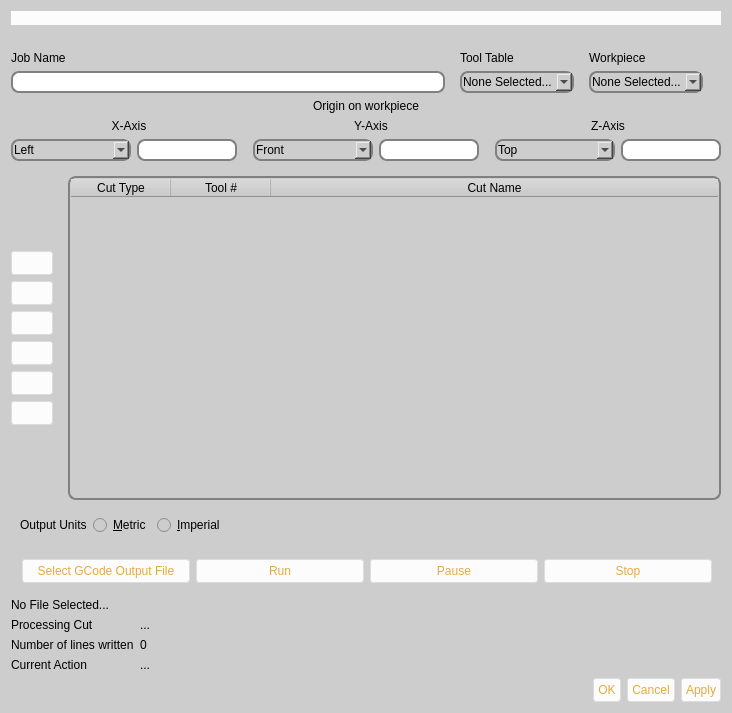
The window that buildbotics/resources/ui/createjob.ui (DougCoffland/FreeCADGCodeWB) describes before a commit, drawn with Qt 5.
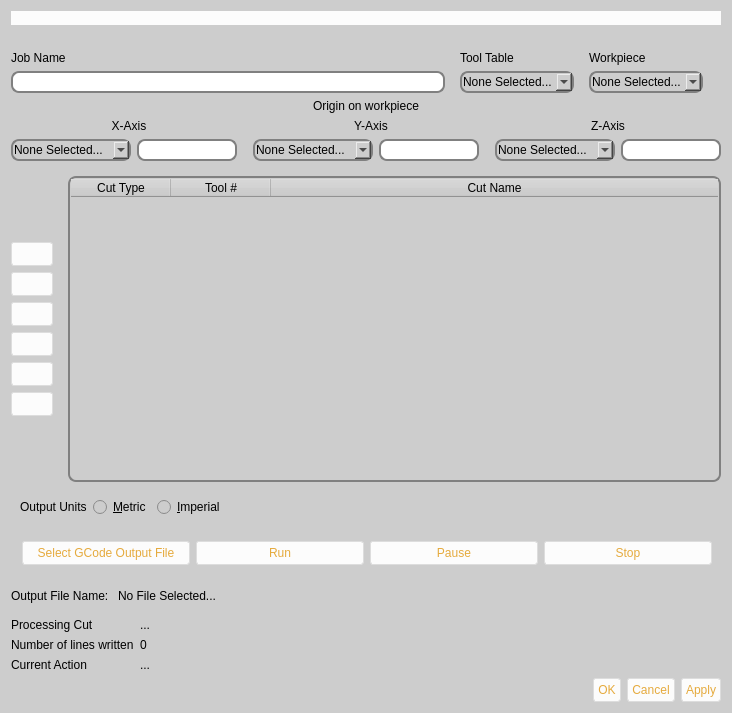
The same window after the commit. Icons and pictures are not drawn.

Commit message: implemented gcode output file and buttons

What changed in the file:
```diff
--- a/buildbotics/resources/ui/createjob.ui
+++ b/buildbotics/resources/ui/createjob.ui
@@ -781,6 +781,11 @@
                     <property name="sizeAdjustPolicy">
                      <enum>QComboBox::AdjustToContents</enum>
                     </property>
+                    <item>
+                     <property name="text">
+                      <string>None Selected...</string>
+                     </property>
+                    </item>
                     <item>
                      <property name="text">
                       <string>Left</string>
@@ -906,6 +911,11 @@
                     <property name="sizeAdjustPolicy">
                      <enum>QComboBox::AdjustToContents</enum>
                     </property>
+                    <item>
+                     <property name="text">
+                      <string>None Selected...</string>
+                     </property>
+                    </item>
                     <item>
                      <property name="text">
                       <string>Front</string>
@@ -1025,6 +1035,11 @@
                     <property name="sizeAdjustPolicy">
                      <enum>QComboBox::AdjustToContents</enum>
                     </property>
+                    <item>
+                     <property name="text">
+                      <string>None Selected...</string>
+                     </property>
+                    </item>
                     <item>
                      <property name="text">
                       <string>Top</string>
@@ -1277,7 +1292,7 @@
      </property>
      <layout class="QHBoxLayout" name="horizontalLayout_10">
       <item>
-       <widget class="QLabel" name="label">
+       <widget class="QLabel" name="outputUnitsL">
         <property name="text">
          <string>Output Units</string>
         </property>
@@ -1394,9 +1409,28 @@
     </widget>
    </item>
    <item>
-    <widget class="QLabel" name="label_8">
+    <widget class="QFrame" name="frame_19">
+     <property name="frameShape">
+      <enum>QFrame::StyledPanel</enum>
+     </property>
+     <property name="frameShadow">
+      <enum>QFrame::Raised</enum>
+     </property>
+     <layout class="QHBoxLayout" name="horizontalLayout_11">
+      <property name="leftMargin">
+       <number>0</number>
+      </property>
+      <item>
+       <widget class="QLabel" name="label">
+        <property name="text">
+         <string>Output File Name: </string>
+        </property>
+       </widget>
+      </item>
+      <item>
+       <widget class="QLabel" name="outFileL">
      <property name="sizePolicy">
-      <sizepolicy hsizetype="Preferred" vsizetype="Preferred">
+         <sizepolicy hsizetype="Expanding" vsizetype="Preferred">
        <horstretch>0</horstretch>
        <verstretch>0</verstretch>
       </sizepolicy>
@@ -1412,6 +1446,9 @@
      </property>
     </widget>
    </item>
+     </layout>
+    </widget>
+   </item>
    <item>
     <layout class="QFormLayout" name="formLayout">
      <item row="0" column="0">
```
Left out of the diff: 26 changed lines with no effect on the pictures. Lines whose indentation alone changed are shown as unchanged. The commit also changes 3 other files.
